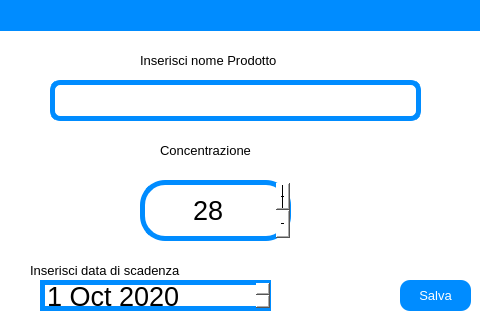
This is view/registra_prodotti.ui in ISacchitella/MicroOne_v1.1 as Qt 5 draws it before an edit. The edited form follows.
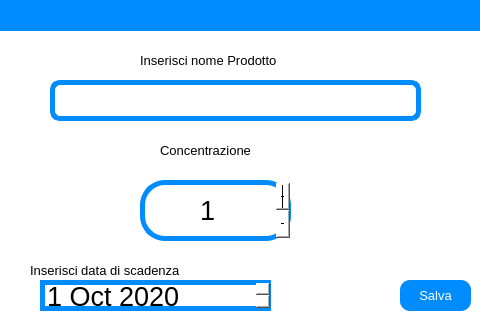
This is the edited form. Icons and pictures are not drawn.

```diff
--- a/view/registra_prodotti.ui
+++ b/view/registra_prodotti.ui
@@ -254,7 +254,7 @@
     <number>1</number>
    </property>
    <property name="value">
-    <number>28</number>
+    <number>1</number>
    </property>
   </widget>
   <widget class="QDateEdit" name="data_scad_dateEdit">
```
Left out of the diff: 28 changed lines with no effect on the pictures.
